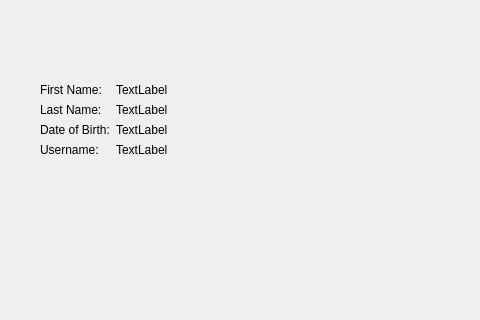
The window that DemoQT/A3/accountwindow.ui (OliviaCheng99/flappy_birds) describes before a commit, drawn with Qt 5; both pictures show x 110 to 590 and y 117 to 437 of the 674 by 437 pixel window.
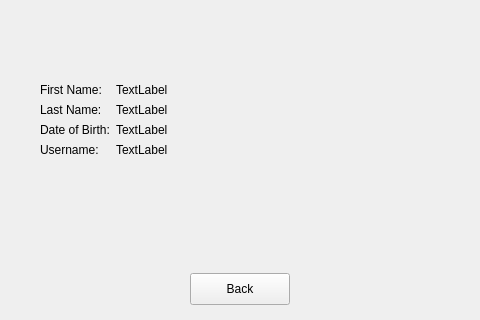
The same window after the commit.

Commit message: account back button

The edit to the form file:
```diff
--- a/DemoQT/A3/accountwindow.ui
+++ b/DemoQT/A3/accountwindow.ui
@@ -107,6 +107,19 @@
     <string>TextLabel</string>
    </property>
   </widget>
+  <widget class="QPushButton" name="backButton">
+   <property name="geometry">
+    <rect>
+     <x>300</x>
+     <y>390</y>
+     <width>100</width>
+     <height>32</height>
+    </rect>
+   </property>
+   <property name="text">
+    <string>Back</string>
+   </property>
+  </widget>
  </widget>
  <resources/>
  <connections/>
```
The commit also changes 8 other files.
